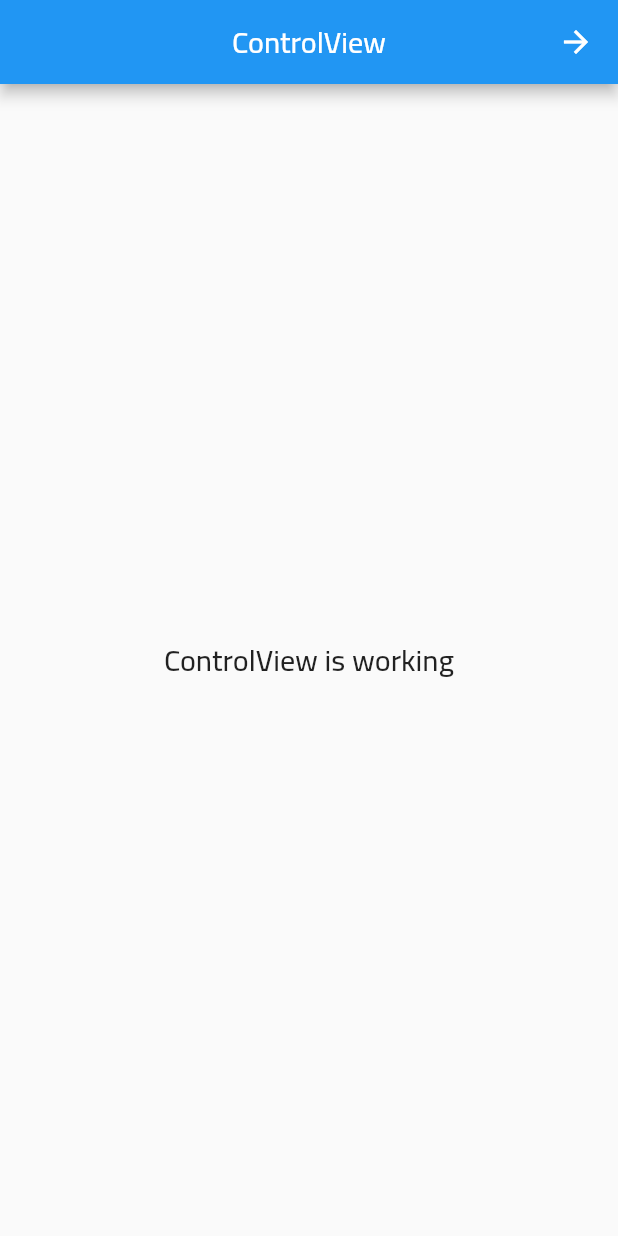
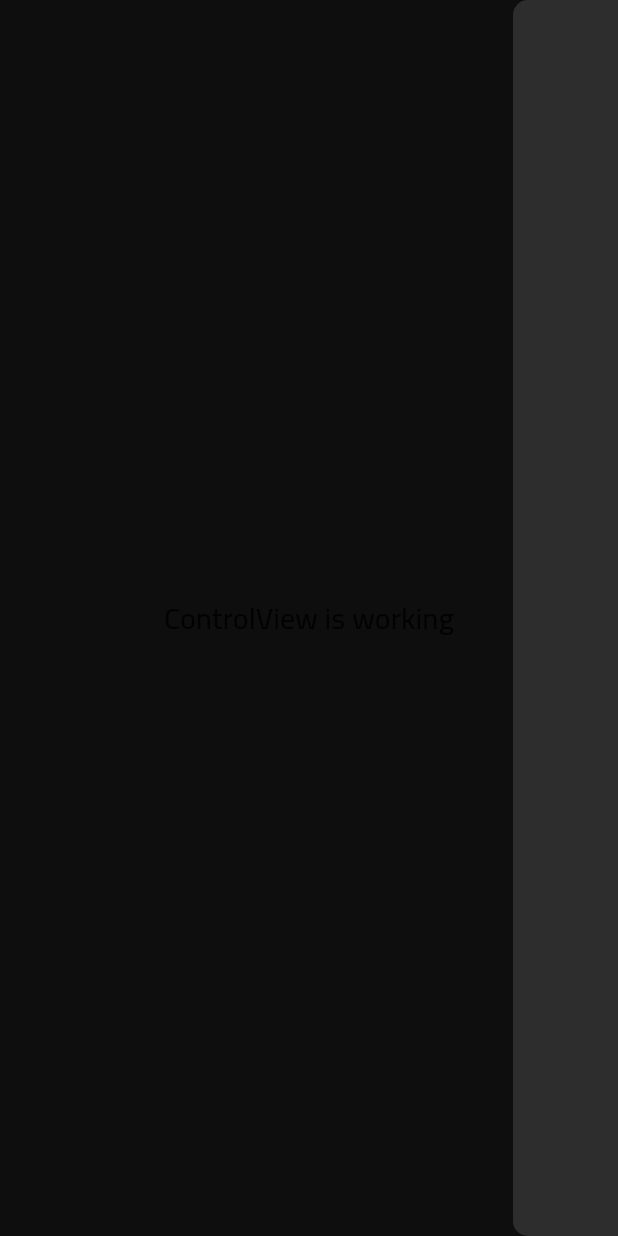
Before and after one commit to suhaib0edu/mnajem, a Flutter app: the ControlView screen opened by its route, with the side drawer open (before the commit the screen has no drawer), on a phone screen of 412 x 824 dp. Run offline on Flutter 3.47's test engine with Material 2 defaults, Android fonts, the phone set to English and light mode, and no system bars; our stand-ins replace flutter_svg, get.

Commit message:
انشاء الشريط الجانبي

```diff
--- a/lib/app/modules/control/views/control_view.dart
+++ b/lib/app/modules/control/views/control_view.dart
@@ -1,6 +1,5 @@
-import 'package:flutter/material.dart';
-
-import 'package:get/get.dart';
+import 'package:mnajem/app/exports.dart';
+import '../views/drawer_view.dart';
 
 import '../controllers/control_controller.dart';
 
@@ -8,12 +7,9 @@ class ControlView extends GetView<ControlController> {
   const ControlView({Key? key}) : super(key: key);
   @override
   Widget build(BuildContext context) {
-    return Scaffold(
-      appBar: AppBar(
-        title: const Text('ControlView'),
-        centerTitle: true,
-      ),
-      body: const Center(
+    return const SuhScaffold(
+      drawer: DrawerView(),
+      body: Center(
         child: Text(
           'ControlView is working',
           style: TextStyle(fontSize: 20),
--- /dev/null
+++ b/lib/app/modules/control/views/drawer_view.dart
@@ -0,0 +1,21 @@
+import 'package:mnajem/app/exports.dart';
+
+class DrawerView extends GetView {
+  const DrawerView({Key? key}) : super(key: key);
+  @override
+  Widget build(BuildContext context) {
+    return const SafeArea(
+        child: SuhContainer(
+          width: 70,
+          margin: EdgeInsets.zero,
+          borderRadius: BorderRadius.only(
+            topLeft: Radius.circular(10),
+            bottomLeft: Radius.circular(10),
+          ),
+          child: Column(
+            children: [],
+          ),
+        ),
+      );
+  }
+}
--- a/lib/app/utils/widgets/suh_scaffold.dart
+++ b/lib/app/utils/widgets/suh_scaffold.dart
@@ -2,12 +2,14 @@ import '../../exports.dart';
 
 class SuhScaffold extends StatelessWidget {
   final Widget body;
-  const SuhScaffold({super.key, required this.body});
+  final Widget? drawer;
+  const SuhScaffold({super.key, required this.body, this.drawer});
 
   @override
   Widget build(BuildContext context) {
     return Scaffold(
       backgroundColor: backgroundC,
+      drawer: drawer,
       body: SafeArea(
         child: body,
       ),
```
